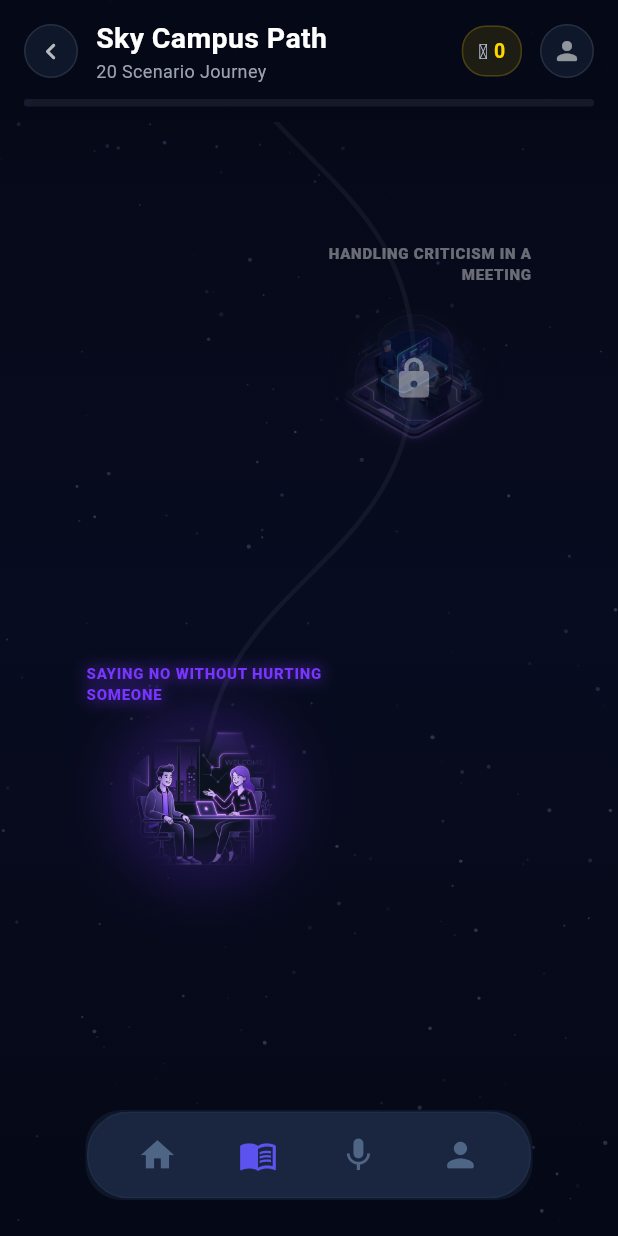
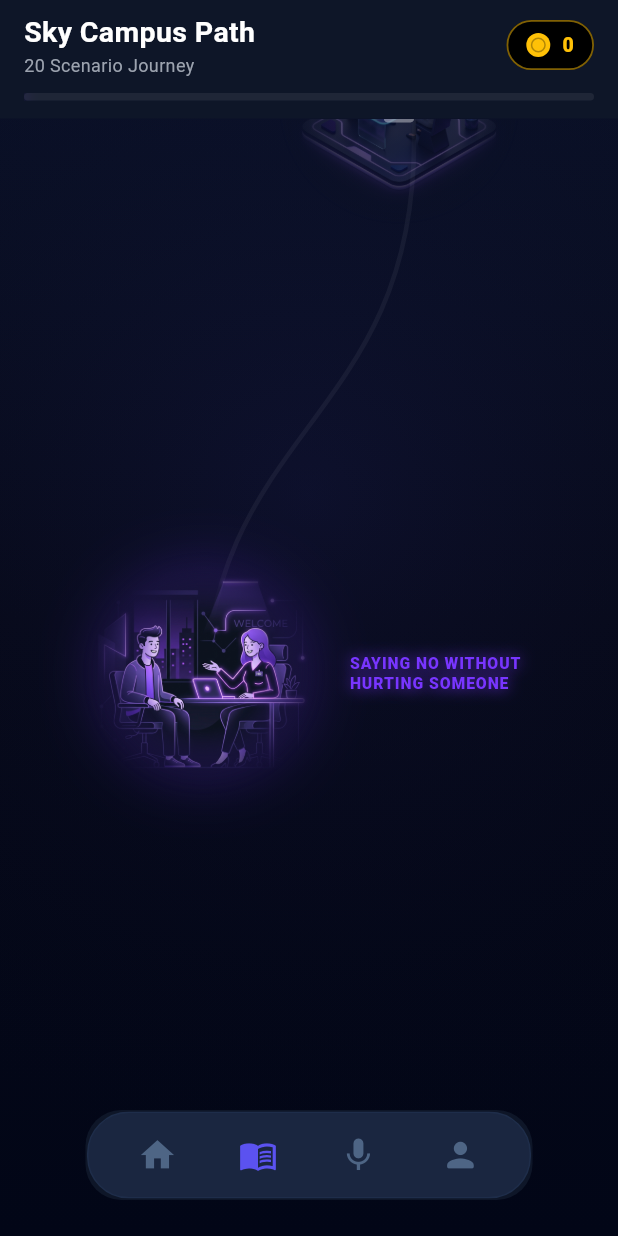
Before and after one commit to VABS-Enterprises/CommuniQ, a Flutter app: the screen it shows once a user with an empty profile is signed in, item 2 of the bottom bar chosen, on a phone screen of 412 x 824 dp. Run offline on Flutter 3.47's test engine with Material 3 defaults, Android fonts, the phone set to English and light mode, and no system bars; our stand-ins replace dio, firebase_auth, firebase_core, flutter_native_splash, google_sign_in, just_audio and 2 more; missing offline and left inert: livekit_client, record; accounts and stored records are empty; network calls fail.

Commit message:
Improved the entire learning module UI

```diff
--- a/client/lib/views/learning_view/screens/learning_view.dart
+++ b/client/lib/views/learning_view/screens/learning_view.dart
@@ -8,6 +8,7 @@ import 'package:communiq/views/roleplay_view/screens/roleplay_setup_screen.dart'
 import 'package:communiq/views/learning_view/screens/learning_session_screen.dart';
 import 'package:communiq/core/services/api_service.dart';
 import 'package:communiq/core/constants/api_constants.dart';
+import 'package:communiq/common_widgets/sky_campus_background.dart';
 
 // ═══════════════════════════════════════════════════════════════════════════════
 // DESIGN TOKENS
@@ -16,8 +17,8 @@ import 'package:communiq/core/constants/api_constants.dart';
 const _kBg        = Color(0xFF050816);
 const _kSurface   = Color(0xFF0F172A);
 const _kBorder    = Color(0x1AFFFFFF);
-const _kPath      = Color(0xFF7835FF);
-const _kPathLight = Color(0xFFAA88FF);
+const _kPath      = Color(0xFF5B52F0);
+const _kPathLight = Color(0xFF818CF8);
 
 // Hub illustrations are now managed via CommuniqLevel.imageAsset getter
 
@@ -57,9 +58,9 @@ const _kHubs = [
 
 const _kPerHub  = 1;
 const _kTLevels = 20;
-const _kCW      = 165.0;
-const _kCH      = 115.0;
-const _kZone    = 280.0;
+const _kCW      = 234.0;
+const _kCH      = 162.0;
+const _kZone    = 380.0;
 const _kTopPad  = 300.0;   // Extra top padding so milestone2 card fits above scenario 20
 const _kBotPad  = 160.0;
 const _kMilestoneGap = 220.0;
@@ -261,19 +262,23 @@ class _LearningViewState extends State<LearningView> with TickerProviderStateMix
         level: level,
         onStart: () async {
         Navigator.pop(context);
-          final res = await Navigator.push<int>(
+        final res = await Navigator.push<dynamic>(
           context,
           MaterialPageRoute(builder: (_) => LearningSessionScreen(level: level, isAlreadyCompleted: isDone)),
         );
-          if (res != null && res > 0) {
-            _onLevelComplete(level, res);
+        if (res != null && res is Map) {
+          final coins = res['coins'] as int? ?? 0;
+          final score = res['score'] as int?;
+          if (coins > 0) {
+            _onLevelComplete(level, coins, score);
+          }
         }
       },
       ),
     );
   }
 
-  void _onLevelComplete(CommuniqLevel level, int earnedCoins) async {
+  void _onLevelComplete(CommuniqLevel level, int earnedCoins, int? aiScore) async {
     final prefs = await SharedPreferences.getInstance();
     setState(() {
       _done.add(level.id);
@@ -284,6 +289,9 @@ class _LearningViewState extends State<LearningView> with TickerProviderStateMix
     });
     await prefs.setStringList('completed_level_ids', _done.map((id) => id.toString()).toList());
     await prefs.setInt('level_${level.id}_coins', earnedCoins);
+    if (aiScore != null) {
+      await prefs.setInt('level_${level.id}_score', aiScore);
+    }
 
     // Fly particles to milestone 1 for levels 1-10, milestone 2 for 11-20
     final milestoneKey = level.id <= 10 ? _milestone1Key : _milestone2Key;
@@ -305,7 +313,8 @@ class _LearningViewState extends State<LearningView> with TickerProviderStateMix
           'scenario_name': lvl.title,
           'journey_name': lvl.journeyTitle,
           'journey_number': lvl.journeyId,
-          'coins': prefs.getInt('level_${id}_coins') ?? 30,
+          'coins': prefs.getInt('level_${id}_coins') ?? 60,
+          'ai_evaluated_score': prefs.getInt('level_${id}_score'),
         });
       }
       await ApiService.patch(ApiConstants.userProfile, body: {'learning_progress': progressList});
@@ -344,20 +353,42 @@ class _LearningViewState extends State<LearningView> with TickerProviderStateMix
     final pct  = (_kTLevels > 0 ? _done.length / _kTLevels : 0.0).clamp(0.0, 1.0);
 
     return Scaffold(
-      backgroundColor: _kBg,
+      backgroundColor: Colors.transparent,
       body: Stack(
         children: [
-          const Positioned.fill(child: _StarsBg()),
-          SafeArea(
-            bottom: false,
-            child: Column(children: [
+          // Background Layers (Manual Replicate of SkyCampusBackground without SafeArea)
+          Positioned.fill(
+            child: Container(
+              decoration: const BoxDecoration(
+                gradient: LinearGradient(
+                  begin: Alignment.topCenter,
+                  end: Alignment.bottomCenter,
+                  colors: [Color(0xFF0A1128), Color(0xFF060918), Color(0xFF020617)],
+                ),
+              ),
+            ),
+          ),
+          Positioned.fill(
+            child: Container(
+              decoration: BoxDecoration(
+                gradient: RadialGradient(
+                  center: const Alignment(0, -0.2),
+                  radius: 1.2,
+                  colors: [const Color(0xFF5B52F0).withValues(alpha: 0.08), Colors.transparent],
+                ),
+              ),
+            ),
+          ),
+
+          Column(
+            children: [
               _Header(pct: pct, coinKey: _coinKey, profileKey: _profileKey, totalCoins: _totalCoins),
               Expanded(
                 child: _loading
                     ? const Center(child: CircularProgressIndicator(color: _kPath))
-                    : _buildMap(hasData ? _curIdx : 0),
+                    : _buildMap(_done.length),
               ),
-            ]),
+            ],
           ),
         ],
       ),
@@ -394,8 +425,8 @@ class _LearningViewState extends State<LearningView> with TickerProviderStateMix
               Positioned.fill(
                 child: AnimatedBuilder(
                   animation: _shimCtrl,
-                  builder: (_, __) => RepaintBoundary(
-                    child: CustomPaint(painter: _PathPaint(_pathPts, _shimCtrl.value, activeIdx)),
+                  builder: (_, __) => CustomPaint(
+                    painter: _PathPaint(_pathPts, _shimCtrl.value, activeIdx),
                   ),
                 ),
               ),
@@ -455,8 +486,11 @@ class _LearningViewState extends State<LearningView> with TickerProviderStateMix
     final isLocked = st == _HS.locked;
     final isDone   = st == _HS.completed;
 
+    final hubWidth = _kCW + 160; // Tighter space for side title
+    final leftPos = isLeft ? center.dx - _kCW / 2 : center.dx - _kCW / 2 - 160;
+
     return Positioned(
-      left: center.dx - _kCW / 2,
+      left: leftPos,
       top:  center.dy - _kCH / 2 - 25,
       child: GestureDetector(
         onTap: () => _tap(j),
@@ -464,28 +498,43 @@ class _LearningViewState extends State<LearningView> with TickerProviderStateMix
           animation: _glowAnim,
           builder: (_, __) {
             final gv = isActive ? _glowAnim.value : (isLocked ? 0.0 : 0.45);
-            return SizedBox(
-              width: _kCW,
-              child: Column(
-                crossAxisAlignment: isLeft ? CrossAxisAlignment.start : CrossAxisAlignment.end,
-                mainAxisSize: MainAxisSize.min,
-                children: [
-                  Padding(
-                    padding: EdgeInsets.only(left: isLeft ? 4 : 0, right: isLeft ? 0 : 4),
-                    child: Opacity(
+
+            Widget title = Opacity(
               opacity: isLocked ? 0.4 : 1.0,
+              child: SizedBox(
+                width: 150,
                 child: Text(level.title.toUpperCase(),
                   textAlign: isLeft ? TextAlign.left : TextAlign.right,
                   style: TextStyle(
                     color: isActive ? def.glow : Colors.white,
-                          fontSize: 10, fontWeight: FontWeight.w900, letterSpacing: 0.5,
+                    fontSize: 10.5, fontWeight: FontWeight.w900, letterSpacing: 0.6,
+                    height: 1.2,
                     shadows: isActive ? [Shadow(color: def.glow.withValues(alpha: 0.8), blurRadius: 12)] : null,
                   ),
                 ),
               ),
+            );
+
+            Widget hub = _HubCard(illoPath: illo, glow: def.glow, isActive: isActive, isLocked: isLocked, isDone: isDone, glowVal: gv);
+
+            return SizedBox(
+              width: hubWidth,
+              child: Row(
+                mainAxisSize: MainAxisSize.min,
+                children: isLeft
+                  ? [
+                      hub,
+                      Transform.translate(
+                        offset: const Offset(-20, 0),
+                        child: title,
+                      )
+                    ]
+                  : [
+                      Transform.translate(
+                        offset: const Offset(20, 0),
+                        child: title,
                       ),
-                  const SizedBox(height: 5),
-                  _HubCard(illoPath: illo, glow: def.glow, isActive: isActive, isLocked: isLocked, isDone: isDone, glowVal: gv),
+                      hub
                     ],
               ),
             );
@@ -534,7 +583,7 @@ class _HubCard extends StatelessWidget {
             ),
           ),
           if (isLocked) const Icon(Icons.lock_rounded, color: Colors.white38, size: 30),
-          if (isDone) Positioned(top: 4, right: 4, child: Container(padding: const EdgeInsets.all(4), decoration: const BoxDecoration(shape: BoxShape.circle, color: Colors.green), child: const Icon(Icons.check_rounded, color: Colors.white, size: 13))),
+          if (isDone) Positioned(top: 15, right: 15, child: Container(padding: const EdgeInsets.all(4), decoration: BoxDecoration(shape: BoxShape.circle, color: Colors.green, border: Border.all(color: Colors.white.withValues(alpha: 0.8), width: 1.5)), child: const Icon(Icons.check_rounded, color: Colors.white, size: 14))),
         ],
       ),
     );
@@ -552,8 +601,14 @@ class _PathPaint extends CustomPainter {
     if (pts.length < 2) return;
 
     final paint = Paint()
-      ..shader = LinearGradient(begin: Alignment.bottomCenter, end: Alignment.topCenter, colors: [_kPath, _kPathLight, const Color(0xFF00CCFF)]).createShader(Rect.fromLTWH(0, 0, size.width, size.height))
-      ..style = PaintingStyle.stroke..strokeWidth = 3.0..strokeCap = StrokeCap.round;
+      ..shader = LinearGradient(
+          begin: Alignment.bottomCenter,
+          end: Alignment.topCenter,
+          colors: [_kPath, _kPathLight, const Color(0xFF00CCFF)])
+          .createShader(Rect.fromLTWH(0, 0, size.width, size.height))
+      ..style = PaintingStyle.stroke
+      ..strokeWidth = 4.0
+      ..strokeCap = StrokeCap.round;
 
     final fullPath = Path();
     for (int i = 0; i < pts.length - 1; i++) {
@@ -564,7 +619,12 @@ class _PathPaint extends CustomPainter {
       fullPath.cubicTo(p1.dx, my, p2.dx, my, p2.dx, p2.dy);
     }
 
-    canvas.drawPath(fullPath, Paint()..color = Colors.white.withValues(alpha: 0.05)..style = PaintingStyle.stroke..strokeWidth = 3.0..strokeCap = StrokeCap.round);
+    // Background path
+    canvas.drawPath(fullPath, Paint()
+      ..color = Colors.white.withValues(alpha: 0.05)
+      ..style = PaintingStyle.stroke
+      ..strokeWidth = 3.0
+      ..strokeCap = StrokeCap.round);
 
     final activePath = Path();
     for (int i = 0; i < min(activeIdx, pts.length - 1); i++) {
@@ -575,17 +635,37 @@ class _PathPaint extends CustomPainter {
       activePath.cubicTo(p1.dx, my, p2.dx, my, p2.dx, p2.dy);
     }
 
-    canvas.drawPath(activePath, Paint()..color = _kPath.withValues(alpha: 0.15)..style = PaintingStyle.stroke..strokeWidth = 20..maskFilter = const MaskFilter.blur(BlurStyle.normal, 10)..strokeCap = StrokeCap.round);
-    canvas.drawPath(activePath, paint);
+    // Path glow - very subtle and tight
+    canvas.drawPath(activePath, Paint()
+      ..color = _kPath.withValues(alpha: 0.25)
+      ..style = PaintingStyle.stroke
+      ..strokeWidth = 12
+      ..maskFilter = const MaskFilter.blur(BlurStyle.normal, 6)
+      ..strokeCap = StrokeCap.round);
 
-    final ms = activePath.computeMetrics().toList();
-    if (ms.isNotEmpty) {
-      final pm = ms.first;
+    // Core path line - elegant 3.5 width
+    canvas.drawPath(activePath, paint..strokeWidth = 3.5);
+
+    // Flowing shimmer effect across all segments - more subtle
+    final metrics = activePath.computeMetrics();
+    for (final pm in metrics) {
       final len = pm.length;
-      final s0 = (shimmer * len) % len;
-      final s1 = (s0 + 80).clamp(0.0, len);
+      if (len < 5) continue;
+
+      // Subtle flowing light segment
+      final s0 = (shimmer * 1.5 * len) % len;
+      final s1 = (s0 + 100).clamp(0.0, len);
+
       if (s1 > s0) {
-        canvas.drawPath(pm.extractPath(s0, s1), Paint()..color = Colors.white.withValues(alpha: 0.7)..style = PaintingStyle.stroke..strokeWidth = 5.0..strokeCap = StrokeCap.round..maskFilter = const MaskFilter.blur(BlurStyle.normal, 3));
+        canvas.drawPath(
+          pm.extractPath(s0, s1),
+          Paint()
+            ..color = Colors.white.withValues(alpha: 0.6)
+            ..style = PaintingStyle.stroke
+            ..strokeWidth = 5.0
+            ..strokeCap = StrokeCap.round
+            ..maskFilter = const MaskFilter.blur(BlurStyle.normal, 4),
+        );
       }
     }
   }
@@ -732,8 +812,8 @@ class _MilestoneCard extends StatelessWidget {
               value: xpPct,
               minHeight: 6,
               backgroundColor: Colors.white.withValues(alpha: 0.06),
-              valueColor: AlwaysStoppedAnimation(
-                unlocked ? _kPath : Colors.grey.shade600,
+              valueColor: const AlwaysStoppedAnimation(
+                Color(0xFF5B52F0),
               ),
             ),
           ),
@@ -781,33 +861,39 @@ class _Header extends StatelessWidget {
   @override
   Widget build(BuildContext context) {
     return Container(
-      color: _kBg.withValues(alpha: 0.92),
-      padding: const EdgeInsets.fromLTRB(16, 12, 16, 10),
+      color: const Color(0xFF0E1628).withValues(alpha: 0.95), // Home page surface bluish-violet
+      padding: EdgeInsets.fromLTRB(16, MediaQuery.of(context).padding.top + 8, 16, 12),
       child: Column(crossAxisAlignment: CrossAxisAlignment.start, children: [
         Row(children: [
-          GestureDetector(onTap: () => Navigator.maybePop(context), child: Container(width: 36, height: 36, decoration: BoxDecoration(shape: BoxShape.circle, color: _kSurface, border: Border.all(color: _kBorder)), child: const Icon(Icons.chevron_left_rounded, color: Colors.white70, size: 22))),
-          const SizedBox(width: 12),
           const Expanded(child: Column(crossAxisAlignment: CrossAxisAlignment.start, children: [Text('Sky Campus Path', style: TextStyle(color: Colors.white, fontSize: 19, fontWeight: FontWeight.bold)), Text('20 Scenario Journey', style: TextStyle(color: Color(0xFF9CA3AF), fontSize: 12))])),
           Container(
               key: coinKey,
-              padding: const EdgeInsets.symmetric(horizontal: 10, vertical: 6),
+              padding: const EdgeInsets.symmetric(horizontal: 12, vertical: 6),
               decoration: BoxDecoration(
-                  color: const Color(0xFFFFD700).withValues(alpha: 0.1),
-                  borderRadius: BorderRadius.circular(16),
-                  border: Border.all(color: const Color(0xFFFFD700).withValues(alpha: 0.2))),
+                  color: Colors.black,
+                  borderRadius: BorderRadius.circular(24),
+                  border: Border.all(color: const Color(0xFFFFC107).withValues(alpha: 0.5), width: 1.2)),
               child: Row(children: [
-                const Text('🪙', style: TextStyle(fontSize: 14)),
-                const SizedBox(width: 4),
-                Text(_formatCoins(totalCoins), style: const TextStyle(color: Color(0xFFFFD700), fontWeight: FontWeight.bold, fontSize: 13))
+                // Simplified Matte Solid Coin
+                Container(
+                  width: 16, height: 16,
+                  decoration: const BoxDecoration(
+                    shape: BoxShape.circle,
+                    color: Color(0xFFFFC107),
+                  ),
+                  child: Center(
+                    child: Container(
+                      width: 10, height: 10,
+                      decoration: BoxDecoration(
+                        shape: BoxShape.circle,
+                        border: Border.all(color: Colors.black.withValues(alpha: 0.3), width: 1),
+                      ),
+                    ),
+                  ),
+                ),
+                const SizedBox(width: 8),
+                Text(_formatCoins(totalCoins), style: const TextStyle(color: Color(0xFFFFC107), fontWeight: FontWeight.w900, fontSize: 13, letterSpacing: 0.4))
               ])),
-          const SizedBox(width: 12),
-          Container(
-            key: profileKey,
-            width: 36,
-            height: 36,
-            decoration: BoxDecoration(shape: BoxShape.circle, color: _kSurface, border: Border.all(color: _kBorder)),
-            child: const Icon(Icons.person_rounded, color: Colors.white54, size: 20),
-          ),
         ]),
         const SizedBox(height: 10),
         Stack(children: [
```
Also changed, not shown: client/lib/views/learning_view/screens/learning_session_screen.dart (+105 -30 lines), 1 other file. Lines whose indentation alone changed are shown as unchanged.
